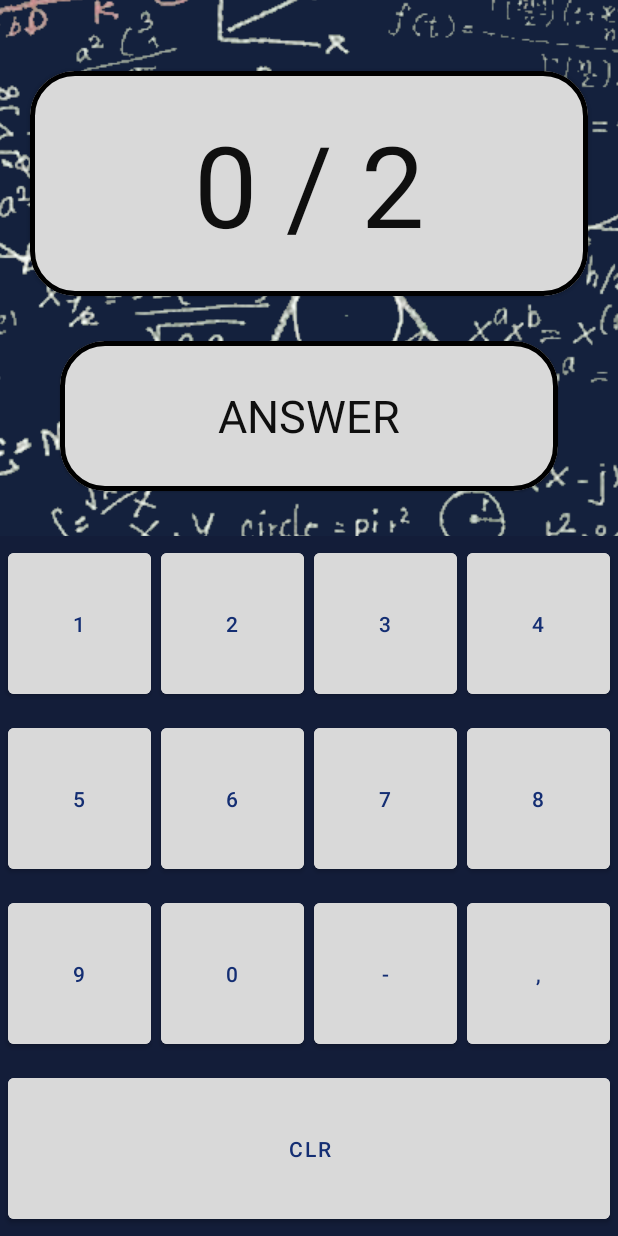
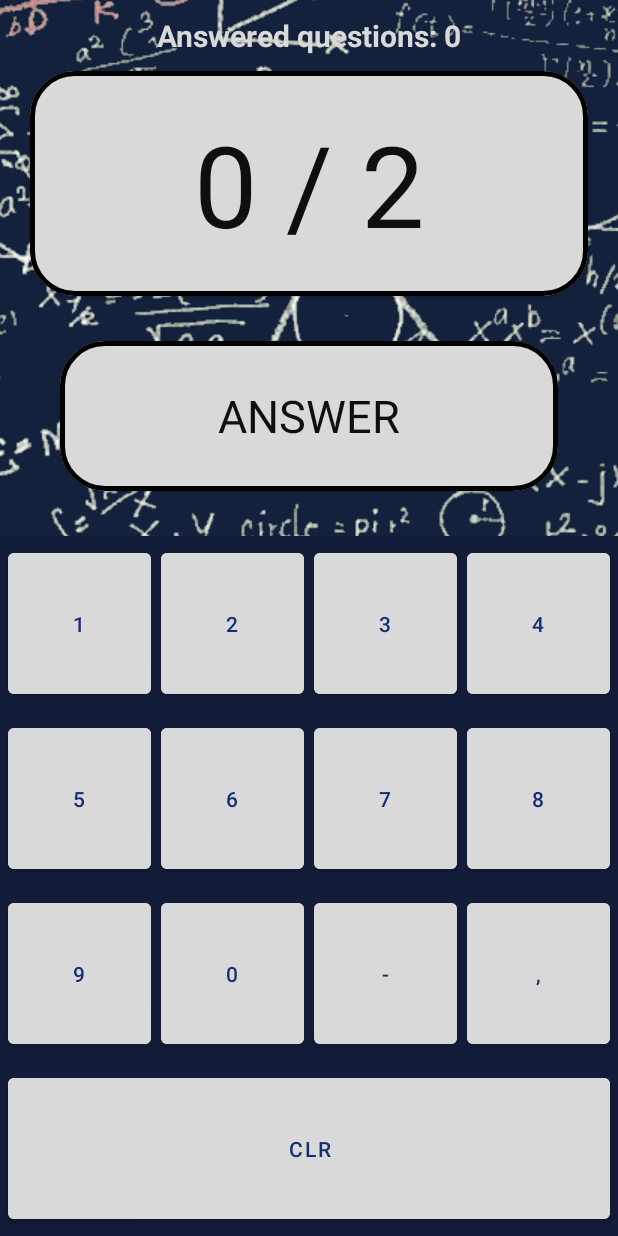
Before and after one commit to bartekkmiecik/Mathemania, an Android app: the QuestionsActivity screen opened directly, with no data from a screen before it, after a tap on "CLR", on a phone screen of 412 x 824 dp. Run offline under Robolectric (Android 15) with nearby library versions, the light colour scheme and no system bars.

Commit message:
Add function which checks if answer is correct

```diff
--- a/app/src/main/java/com/example/mathemania/QuestionsActivity.kt
+++ b/app/src/main/java/com/example/mathemania/QuestionsActivity.kt
@@ -11,24 +11,32 @@ class QuestionsActivity : AppCompatActivity() {
 
     private var textAnswer : TextView? = null
     private var textQuestion : TextView? = null
+    private var textAnswerCount : TextView? = null
     private var isLastNumeric = false
     private var isLastDot = false
-    var isOperatorAdded = false
+    private var isOperatorAdded = false
+    private var correctAnswer : Double = 0.0
+    private var correctAnswerCount = 0
     override fun onCreate(savedInstanceState: Bundle?) {
         AppCompatDelegate.setDefaultNightMode(AppCompatDelegate.MODE_NIGHT_NO)
         super.onCreate(savedInstanceState)
         setContentView(R.layout.activity_questions)
+
         textAnswer = findViewById(R.id.textAnswer)
         textQuestion = findViewById(R.id.textQuestion)
+        textAnswerCount = findViewById(R.id.textAnswerCount)
         setEquation()
     }
 
     fun digitButtonTapped(button: View){
 
+        var correctAnswerString = correctAnswer.toString()
+
+        if(correctAnswerString.endsWith(".0")) correctAnswerString = correctAnswerString.substring(0, correctAnswerString.length - 2)
+
         textAnswer?.let {
             if(it.text.contains(getString(R.string.answer))) {
                 textAnswer?.text = ""
-            }
             }
 
             if((button as Button).text == getString(R.string.clr)) {
@@ -41,6 +49,20 @@ class QuestionsActivity : AppCompatActivity() {
                 isLastNumeric = true
             }
 
+            if(it.text.toString() == correctAnswerString) {
+                setEquation()
+                textAnswer?.text = getString(R.string.answer)
+                isLastNumeric = false
+                isLastDot = false
+                isOperatorAdded = false
+                correctAnswerCount++
+                textAnswerCount?.text = "Correct answers: $correctAnswerCount"
+                println(correctAnswerCount)
+            }
+        }
+
+
+        println("${textAnswer?.text}, $correctAnswer")
     }
 
     fun decimalPointButtonTapped(button: View) {
@@ -70,18 +92,27 @@ class QuestionsActivity : AppCompatActivity() {
         when(randomEquation.operation) {
             Operation.ADD -> {
                 textQuestion?.text = "${randomEquation.valueFirst} + ${randomEquation.valueSecond}"
+
+                correctAnswer = (randomEquation.valueFirst + randomEquation.valueSecond).toDouble()
+
             }
 
             Operation.SUBTRACT -> {
                 textQuestion?.text = "${randomEquation.valueFirst} - ${randomEquation.valueSecond}"
+
+                correctAnswer = (randomEquation.valueFirst - randomEquation.valueSecond).toDouble()
             }
 
             Operation.DIVIDE -> {
                 textQuestion?.text = "${randomEquation.valueFirst} / ${randomEquation.valueSecond}"
+
+                correctAnswer = randomEquation.valueFirst.toDouble() / randomEquation.valueSecond.toDouble()
             }
 
             Operation.MULTIPLY -> {
                 textQuestion?.text = "${randomEquation.valueFirst} x ${randomEquation.valueSecond}"
+
+                correctAnswer = (randomEquation.valueFirst * randomEquation.valueSecond).toDouble()
             }
         }
     }
--- a/app/src/main/res/layout/activity_questions.xml
+++ b/app/src/main/res/layout/activity_questions.xml
@@ -10,9 +10,10 @@
     android:background="@drawable/questionsbg">
 
     <TextView
+        android:id="@+id/textAnswerCount"
         android:layout_width="match_parent"
         android:layout_height="wrap_content"
-        tools:text="Answered questions: 5"
+        android:text="Answered questions: 0"
         android:textColor="#d9D9D9"
         android:textStyle="bold"
         android:gravity="center"
```
Lines whose indentation alone changed are shown as unchanged.
